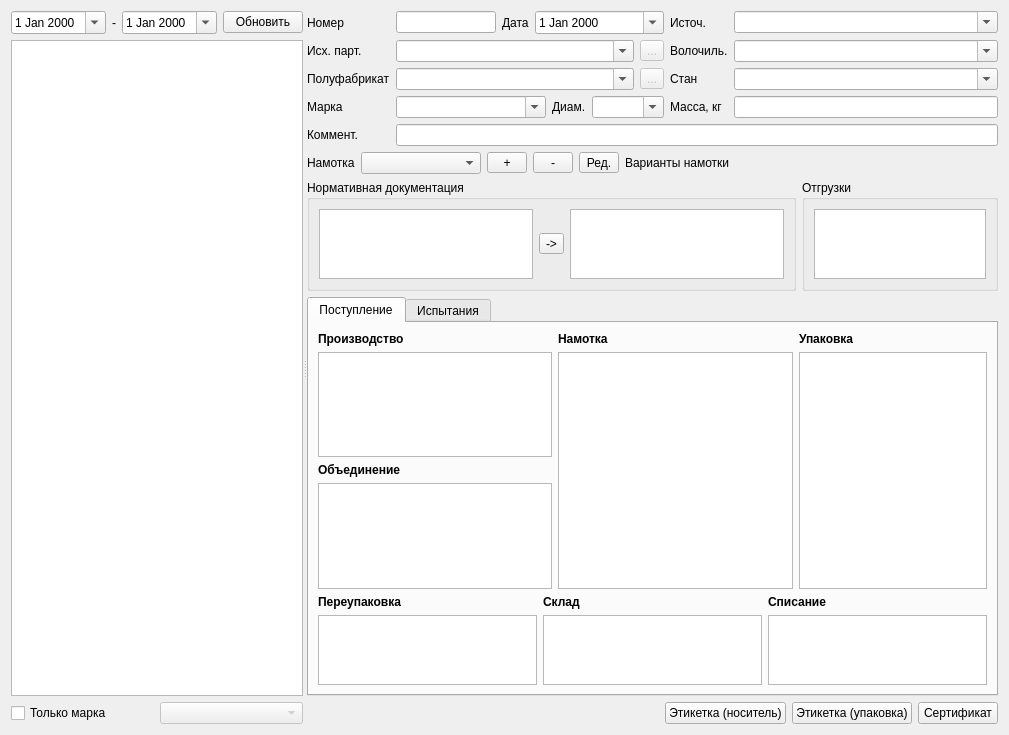
First picture: the form in formpart.ui, repository Sergeyego/wire_pr, before the edit.
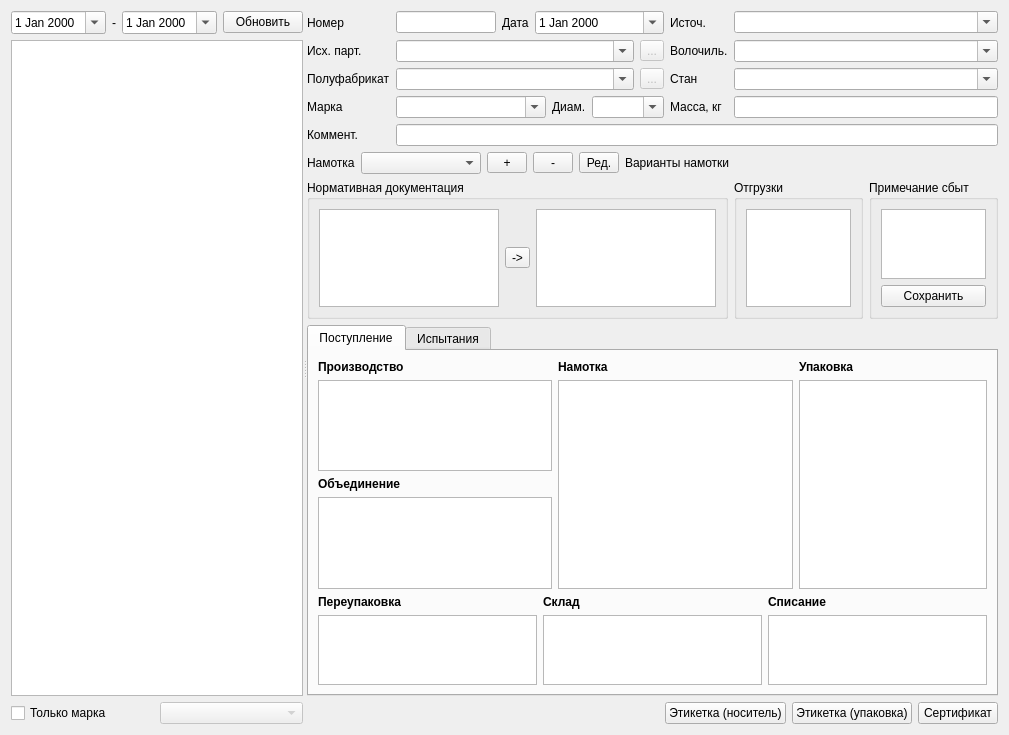
Second picture: the form after the edit. Icons and pictures are not drawn. Custom widgets are drawn as their Qt base class.

Commit message: Образец сертификата, примечание сбыт, сумма объединения

Patch:
```diff
--- a/formpart.ui
+++ b/formpart.ui
@@ -500,6 +500,31 @@
            </layout>
           </widget>
          </item>
+         <item>
+          <widget class="QGroupBox" name="groupBoxPrim">
+           <property name="maximumSize">
+            <size>
+             <width>150</width>
+             <height>150</height>
+            </size>
+           </property>
+           <property name="title">
+            <string>Примечание сбыт</string>
+           </property>
+           <layout class="QVBoxLayout" name="verticalLayout_9">
+            <item>
+             <widget class="QPlainTextEdit" name="plainTextEditPrim"/>
+            </item>
+            <item>
+             <widget class="QPushButton" name="pushButtonSavePrim">
+              <property name="text">
+               <string>Сохранить</string>
+              </property>
+             </widget>
+            </item>
+           </layout>
+          </widget>
+         </item>
         </layout>
        </item>
        <item>
```
The commit also changes 9 other files.
